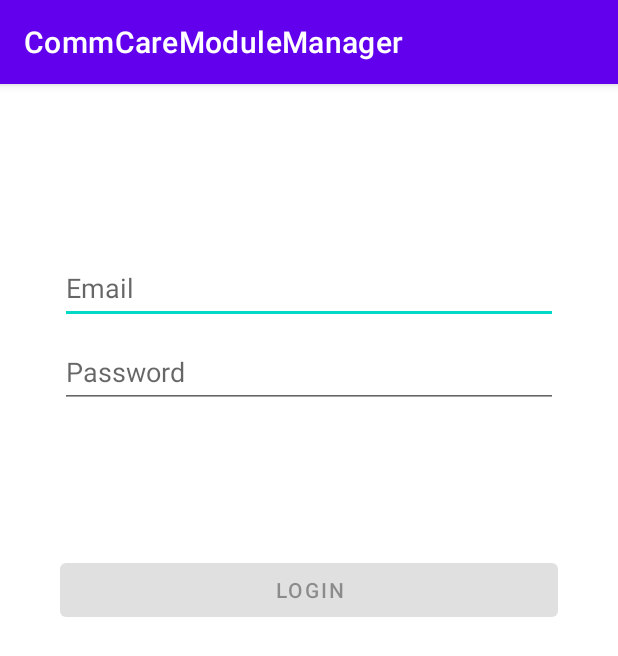
After one commit to KuyoDynamics/CommCareModuleManager, an Android app: the fragment LoginFragment shown on its own in the app's theme, on a phone screen of 412 x 824 dp. The commit adds this screen. Shown: the top 656 px of the screen. Run offline under Robolectric (Android 15) with nearby library versions, the phone set to English and light mode, and no system bars; our stand-ins replace data binding.

Commit message:
Add LoginFragment, rename namespaces

```diff
--- a/app/src/main/AndroidManifest.xml
+++ b/app/src/main/AndroidManifest.xml
@@ -1,6 +1,6 @@
 <?xml version="1.0" encoding="utf-8"?>
 <manifest xmlns:android="http://schemas.android.com/apk/res/android"
-    package="com.example.commcaremodulemanager">
+    package="com.kuyodynamics.commcaremodulemanager">
 
     <application
         android:name="com.kuyodynamics.commcaresurveymanager.app.App"
--- a/app/src/main/java/com/kuyodynamics/commcaresurveymanager/app/MainActivity.kt
+++ b/app/src/main/java/com/kuyodynamics/commcaresurveymanager/app/MainActivity.kt
@@ -5,7 +5,7 @@ import timber.log.Timber
 import androidx.appcompat.app.AppCompatActivity
 import android.view.Menu
 import android.view.MenuItem
-import com.example.commcaremodulemanager.R
+import com.kuyodynamics.commcaresurveymanager.R
 
 class MainActivity : AppCompatActivity() {
 
@@ -28,7 +28,7 @@ class MainActivity : AppCompatActivity() {
         // automatically handle clicks on the Home/Up button, so long
         // as you specify a parent activity in AndroidManifest.xml.
         return when (item.itemId) {
-            R.id.action_settings -> true
+            R.id.action_logout -> true
             else -> super.onOptionsItemSelected(item)
         }
     }
--- /dev/null
+++ b/app/src/main/java/com/kuyodynamics/commcaresurveymanager/app/auth/ui/login/LoginFragment.kt
@@ -0,0 +1,132 @@
+package com.kuyodynamics.commcaresurveymanager.app.auth.ui.login
+
+import androidx.lifecycle.Observer
+import androidx.lifecycle.ViewModelProvider
+import androidx.annotation.StringRes
+import androidx.fragment.app.Fragment
+import android.os.Bundle
+import android.text.Editable
+import android.text.TextWatcher
+import android.view.LayoutInflater
+import android.view.View
+import android.view.ViewGroup
+import android.view.inputmethod.EditorInfo
+import android.widget.Button
+import android.widget.EditText
+import android.widget.ProgressBar
+import android.widget.Toast
+import com.kuyodynamics.commcaresurveymanager.R
+//import com.kuyodynamics.commcaresurveymanager.app.auth.R
+import com.kuyodynamics.commcaresurveymanager.databinding.FragmentLoginBinding
+
+class LoginFragment : Fragment() {
+
+    private lateinit var loginViewModel: LoginViewModel
+    private var _binding: FragmentLoginBinding? = null
+
+
+    // This property is only valid between onCreateView and
+    // onDestroyView.
+    private val binding get() = _binding!!
+
+    override fun onCreateView(
+        inflater: LayoutInflater,
+        container: ViewGroup?,
+        savedInstanceState: Bundle?
+    ): View? {
+
+        _binding = FragmentLoginBinding.inflate(inflater, container, false)
+        return binding.root
+
+    }
+
+    override fun onViewCreated(view: View, savedInstanceState: Bundle?) {
+        super.onViewCreated(view, savedInstanceState)
+        loginViewModel = ViewModelProvider(this, LoginViewModelFactory())
+            .get(LoginViewModel::class.java)
+
+        val usernameEditText = binding.username
+        val passwordEditText = binding.password
+        val loginButton = binding.login
+        val loadingProgressBar = binding.loading
+
+        loginViewModel.loginFormState.observe(viewLifecycleOwner,
+            Observer { loginFormState ->
+                if (loginFormState == null) {
+                    return@Observer
+                }
+                loginButton.isEnabled = loginFormState.isDataValid
+                loginFormState.usernameError?.let {
+                    usernameEditText.error = getString(it)
+                }
+                loginFormState.passwordError?.let {
+                    passwordEditText.error = getString(it)
+                }
+            })
+
+        loginViewModel.loginResult.observe(viewLifecycleOwner,
+            Observer { loginResult ->
+                loginResult ?: return@Observer
+                loadingProgressBar.visibility = View.GONE
+                loginResult.error?.let {
+                    showLoginFailed(it)
+                }
+                loginResult.success?.let {
+                    updateUiWithUser(it)
+                }
+            })
+
+        val afterTextChangedListener = object : TextWatcher {
+            override fun beforeTextChanged(s: CharSequence, start: Int, count: Int, after: Int) {
+                // ignore
+            }
+
+            override fun onTextChanged(s: CharSequence, start: Int, before: Int, count: Int) {
+                // ignore
+            }
+
+            override fun afterTextChanged(s: Editable) {
+                loginViewModel.loginDataChanged(
+                    usernameEditText.text.toString(),
+                    passwordEditText.text.toString()
+                )
+            }
+        }
+        usernameEditText.addTextChangedListener(afterTextChangedListener)
+        passwordEditText.addTextChangedListener(afterTextChangedListener)
+        passwordEditText.setOnEditorActionListener { _, actionId, _ ->
+            if (actionId == EditorInfo.IME_ACTION_DONE) {
+                loginViewModel.login(
+                    usernameEditText.text.toString(),
+                    passwordEditText.text.toString()
+                )
+            }
+            false
+        }
+
+        loginButton.setOnClickListener {
+            loadingProgressBar.visibility = View.VISIBLE
+            loginViewModel.login(
+                usernameEditText.text.toString(),
+                passwordEditText.text.toString()
+            )
+        }
+    }
+
+    private fun updateUiWithUser(model: LoggedInUserView) {
+        val welcome = getString(R.string.welcome) + model.displayName
+        // TODO : initiate successful logged in experience
+        val appContext = context?.applicationContext ?: return
+        Toast.makeText(appContext, welcome, Toast.LENGTH_LONG).show()
+    }
+
+    private fun showLoginFailed(@StringRes errorString: Int) {
+        val appContext = context?.applicationContext ?: return
+        Toast.makeText(appContext, errorString, Toast.LENGTH_LONG).show()
+    }
+
+    override fun onDestroyView() {
+        super.onDestroyView()
+        _binding = null
+    }
+}
--- /dev/null
+++ b/app/src/main/java/com/kuyodynamics/commcaresurveymanager/app/auth/ui/login/LoginViewModelFactory.kt
@@ -0,0 +1,25 @@
+package com.kuyodynamics.commcaresurveymanager.app.auth.ui.login
+
+import androidx.lifecycle.ViewModel
+import androidx.lifecycle.ViewModelProvider
+import com.kuyodynamics.commcaresurveymanager.app.auth.data.LoginDataSource
+import com.kuyodynamics.commcaresurveymanager.app.auth.data.LoginRepository
+
+/**
+ * ViewModel provider factory to instantiate LoginViewModel.
+ * Required given LoginViewModel has a non-empty constructor
+ */
+class LoginViewModelFactory : ViewModelProvider.Factory {
+
+    @Suppress("UNCHECKED_CAST")
+    override fun <T : ViewModel> create(modelClass: Class<T>): T {
+        if (modelClass.isAssignableFrom(LoginViewModel::class.java)) {
+            return LoginViewModel(
+                loginRepository = LoginRepository(
+                    dataSource = LoginDataSource()
+                )
+            ) as T
+        }
+        throw IllegalArgumentException("Unknown ViewModel class")
+    }
+}
--- a/app/src/main/java/com/kuyodynamics/commcaresurveymanager/commcare/modules/CommCareModuleAdaptor.kt
+++ b/app/src/main/java/com/kuyodynamics/commcaresurveymanager/commcare/modules/ModuleListAdaptor.kt
@@ -4,11 +4,11 @@ import android.view.LayoutInflater
 import android.view.ViewGroup
 import android.widget.TextView
 import androidx.recyclerview.widget.RecyclerView
-import com.example.commcaremodulemanager.R
+import com.kuyodynamics.commcaresurveymanager.R
 import com.kuyodynamics.commcaresurveymanager.app.CommCareModuleViewHolder
 import com.kuyodynamics.commcaresurveymanager.database.entities.CommCareModule
 
-class CommCareModuleAdaptor: RecyclerView.Adapter<CommCareModuleViewHolder>() {
+class ModuleListAdaptor: RecyclerView.Adapter<CommCareModuleViewHolder>() {
     var data = listOf<CommCareModule>()
         set(value) {
             field = value
--- a/app/src/main/java/com/kuyodynamics/commcaresurveymanager/commcare/modules/ModuleListFragment.kt
+++ b/app/src/main/java/com/kuyodynamics/commcaresurveymanager/commcare/modules/ModuleListFragment.kt
@@ -9,8 +9,8 @@ import androidx.databinding.DataBindingUtil
 import androidx.fragment.app.Fragment
 import androidx.lifecycle.Observer
 import androidx.lifecycle.ViewModelProvider
-import com.example.commcaremodulemanager.R
-import com.example.commcaremodulemanager.databinding.FragmentModuleListBinding
+import com.kuyodynamics.commcaresurveymanager.R
+import com.kuyodynamics.commcaresurveymanager.databinding.FragmentModuleListBinding
 import timber.log.Timber
 
 /**
@@ -29,7 +29,7 @@ class ModuleListFragment : Fragment() {
     ): View? {
         // Inflate view and obtain an instance of the binding class
         binding = DataBindingUtil.inflate(inflater, R.layout.fragment_module_list, container, false)
-        val adaptor = CommCareModuleAdaptor()
+        val adaptor = ModuleListAdaptor()
 //      initialize the viewModel
         Timber.i("Called ViewModelProvider.get")
         viewModel = ViewModelProvider(this)[ModuleListViewModel::class.java]
--- /dev/null
+++ b/app/src/main/res/layout/fragment_login.xml
@@ -0,0 +1,87 @@
+<?xml version="1.0" encoding="utf-8"?>
+<layout xmlns:android="http://schemas.android.com/apk/res/android"
+    xmlns:app="http://schemas.android.com/apk/res-auto"
+    xmlns:tools="http://schemas.android.com/tools">
+
+    <data>
+
+    </data>
+
+    <androidx.constraintlayout.widget.ConstraintLayout
+        android:id="@+id/container"
+        android:layout_width="match_parent"
+        android:layout_height="match_parent"
+        android:paddingLeft="@dimen/fragment_horizontal_margin"
+        android:paddingTop="@dimen/fragment_vertical_margin"
+        android:paddingRight="@dimen/fragment_horizontal_margin"
+        android:paddingBottom="@dimen/fragment_vertical_margin"
+        tools:context="com.kuyodynamics.commcaresurveymanager.app.auth.ui.login.LoginFragment">
+
+        <EditText
+            android:id="@+id/username"
+            android:layout_width="0dp"
+            android:layout_height="wrap_content"
+            android:layout_marginStart="24dp"
+            android:layout_marginTop="96dp"
+            android:layout_marginEnd="24dp"
+            android:hint="@string/prompt_email"
+            android:inputType="textEmailAddress"
+            android:minHeight="48dp"
+            android:selectAllOnFocus="true"
+            app:layout_constraintEnd_toEndOf="parent"
+            app:layout_constraintStart_toStartOf="parent"
+            app:layout_constraintTop_toTopOf="parent"
+            android:autofillHints="" />
+
+        <EditText
+            android:id="@+id/password"
+            android:layout_width="0dp"
+            android:layout_height="wrap_content"
+            android:layout_marginStart="24dp"
+            android:layout_marginTop="8dp"
+            android:layout_marginEnd="24dp"
+            android:hint="@string/prompt_password"
+            android:imeActionLabel="@string/action_sign_in_short"
+            android:imeOptions="actionDone"
+            android:inputType="textPassword"
+            android:minHeight="48dp"
+            android:selectAllOnFocus="true"
+            app:layout_constraintEnd_toEndOf="parent"
+            app:layout_constraintStart_toStartOf="parent"
+            app:layout_constraintTop_toBottomOf="@+id/username"
+            android:autofillHints="" />
+
+        <Button
+            android:id="@+id/login"
+            android:layout_width="0dp"
+            android:layout_height="wrap_content"
+            android:layout_gravity="start"
+            android:layout_marginStart="24dp"
+            android:layout_marginTop="16dp"
+            android:layout_marginEnd="24dp"
+            android:layout_marginBottom="64dp"
+            android:enabled="false"
+            android:text="@string/action_sign_in"
+            app:layout_constraintBottom_toBottomOf="parent"
+            app:layout_constraintEnd_toEndOf="parent"
+            app:layout_constraintStart_toStartOf="parent"
+            app:layout_constraintTop_toBottomOf="@+id/password"
+            app:layout_constraintVertical_bias="0.2" />
+
+        <ProgressBar
+            android:id="@+id/loading"
+            android:layout_width="wrap_content"
+            android:layout_height="wrap_content"
+            android:layout_gravity="center"
+            android:layout_marginStart="32dp"
+            android:layout_marginTop="64dp"
+            android:layout_marginEnd="32dp"
+            android:layout_marginBottom="64dp"
+            android:visibility="gone"
+            app:layout_constraintBottom_toBottomOf="parent"
+            app:layout_constraintEnd_toEndOf="@+id/password"
+            app:layout_constraintStart_toStartOf="@+id/password"
+            app:layout_constraintTop_toTopOf="parent"
+            app:layout_constraintVertical_bias="0.3" />
+    </androidx.constraintlayout.widget.ConstraintLayout>
+</layout>
--- a/app/src/main/res/values/dimens.xml
+++ b/app/src/main/res/values/dimens.xml
@@ -1,3 +1,6 @@
 <resources>
     <dimen name="fab_margin">16dp</dimen>
+    <!-- Default screen margins, per the Android Design guidelines. -->
+    <dimen name="fragment_horizontal_margin">16dp</dimen>
+    <dimen name="fragment_vertical_margin">16dp</dimen>
 </resources>
--- a/app/src/main/res/values/strings.xml
+++ b/app/src/main/res/values/strings.xml
@@ -13,4 +13,13 @@
     <string name="hello_blank_fragment">Hello blank fragment</string>
     <string name="action_sync">Sync</string>
     <string name="action_clear_db">Clear Local DB</string>
+    <!-- Strings related to login -->
+    <string name="prompt_email">Email</string>
+    <string name="prompt_password">Password</string>
+    <string name="action_sign_in">Login</string>
+    <string name="action_sign_in_short">Sign in</string>
+    <string name="welcome">"Welcome!"</string>
+    <string name="invalid_username">Not a valid username</string>
+    <string name="invalid_password">Password must be >5 characters</string>
+    <string name="login_failed">"Login failed"</string>
 </resources>
```
Also changed, not shown: app/build.gradle (+7 -1 lines), app/src/main/java/com/kuyodynamics/commcaresurveymanager/app/auth/data/LoginDataSource.kt (added, +24 -0 lines), app/src/main/java/com/kuyodynamics/commcaresurveymanager/app/auth/data/LoginRepository.kt (added, +46 -0 lines), app/src/main/java/com/kuyodynamics/commcaresurveymanager/app/auth/data/Result.kt (added, +18 -0 lines), app/src/main/java/com/kuyodynamics/commcaresurveymanager/app/auth/data/model/LoggedInUser.kt (added, +9 -0 lines), app/src/main/java/com/kuyodynamics/commcaresurveymanager/app/auth/ui/login/LoggedInUserView.kt (added, +9 -0 lines), app/src/main/java/com/kuyodynamics/commcaresurveymanager/app/auth/ui/login/LoginFormState.kt (added, +10 -0 lines), app/src/main/java/com/kuyodynamics/commcaresurveymanager/app/auth/ui/login/LoginResult.kt (added, +9 -0 lines), app/src/main/java/com/kuyodynamics/commcaresurveymanager/app/auth/ui/login/LoginViewModel.kt (added, +54 -0 lines).
